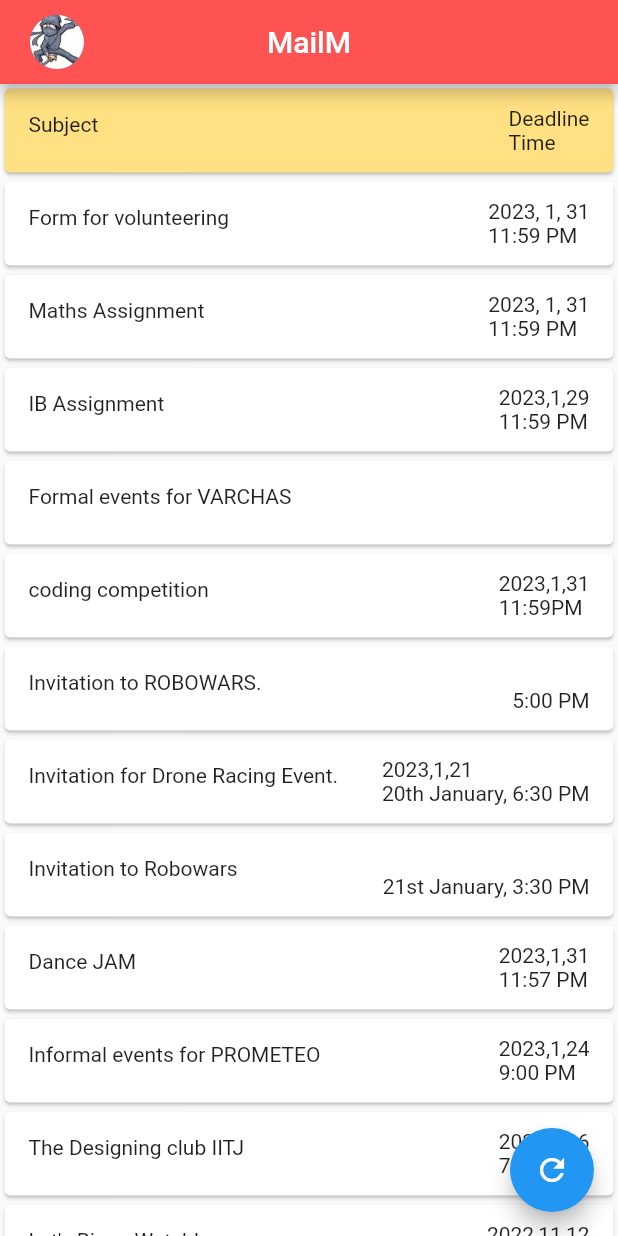
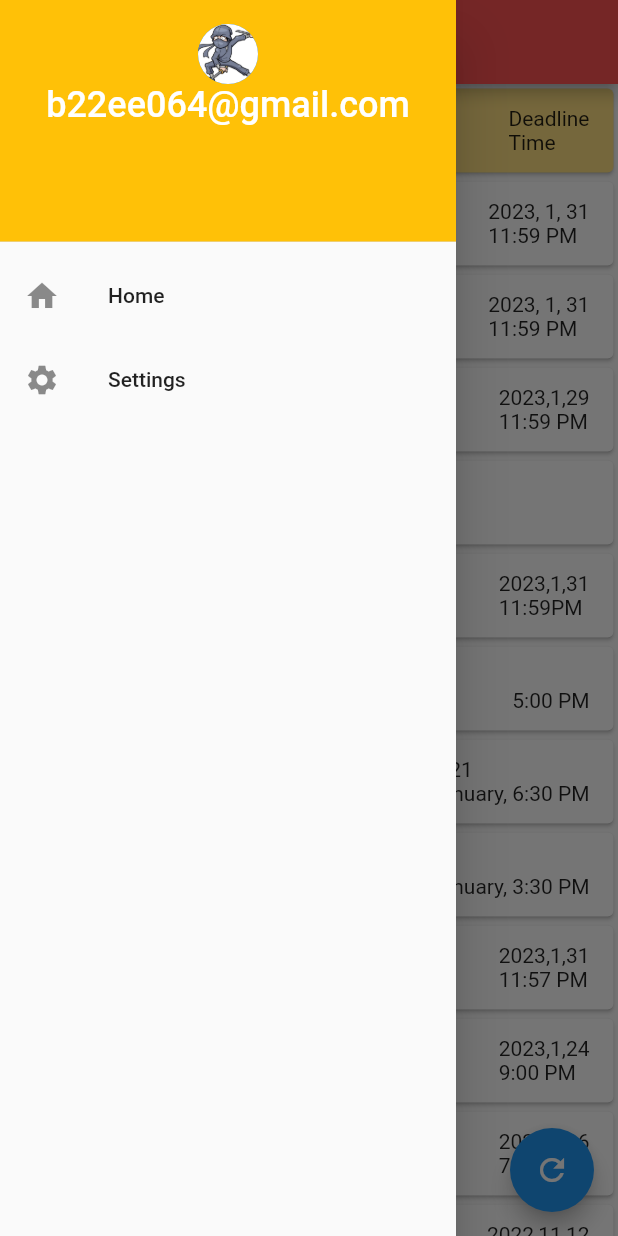
Before and after one commit to shubham050802/MailM, a Flutter app: the screen it shows after launch, with the side drawer open (before the commit the screen has no drawer), on a phone screen of 412 x 824 dp. Run offline on Flutter 3.47's test engine with Material 2 defaults, Android fonts, the light colour scheme and no system bars; our stand-ins replace csv.

Commit message:
second commit

```diff
--- a/lib/pages/home.dart
+++ b/lib/pages/home.dart
@@ -25,17 +25,57 @@ class _HomeState extends State<Home> {
   @override
   Widget build(BuildContext context) {
     return Scaffold(
+      drawer: Drawer(
+        child: ListView(
+          padding: EdgeInsets.zero,
+          children: [
+            DrawerHeader(
+              decoration: BoxDecoration(
+                color: Colors.amber,
+              ),
+              child: Column(
+                children: [
+                  CircleAvatar(
+                    backgroundImage: AssetImage('assets/avatar.jpg'),
+                  ),
+                  Text(
+                    'b22ee064@gmail.com',
+                    style: TextStyle(
+                      color: Colors.white,
+                      fontSize: 24,
+                    ),
+                  ),
+                ],
+              ),
+            ),
+            ListTile(
+              leading: Icon(Icons.home),
+              title: Text('Home'),
+              onTap: () {},
+            ),
+            ListTile(
+              leading: Icon(Icons.settings),
+              title: Text('Settings'),
+              onTap: () {
+                // Handle drawer item tap
+              },
+            ),
+          ],
+        ),
+      ),
       appBar: AppBar(
         title: Text('MailM'),
         backgroundColor: Colors.redAccent,
         centerTitle: true,
-        leading: IconButton(
-          padding: EdgeInsets.fromLTRB(20.0, 0.0, 0.0, 0.0),
-          icon: CircleAvatar(
-            backgroundImage: AssetImage('assets/avatar.jpg'),
-          ),
-          onPressed: () {},
-        ),
+        // leading: IconButton(
+        //   padding: EdgeInsets.fromLTRB(20.0, 0.0, 0.0, 0.0),
+        //   icon: CircleAvatar(
+        //     backgroundImage: AssetImage('assets/avatar.jpg'),
+        //   ),
+        //   onPressed: () {
+        //     Drawer;
+        //   },
+        // ),
       ),
       floatingActionButton: FloatingActionButton(
         child: const Icon(Icons.refresh),
```
